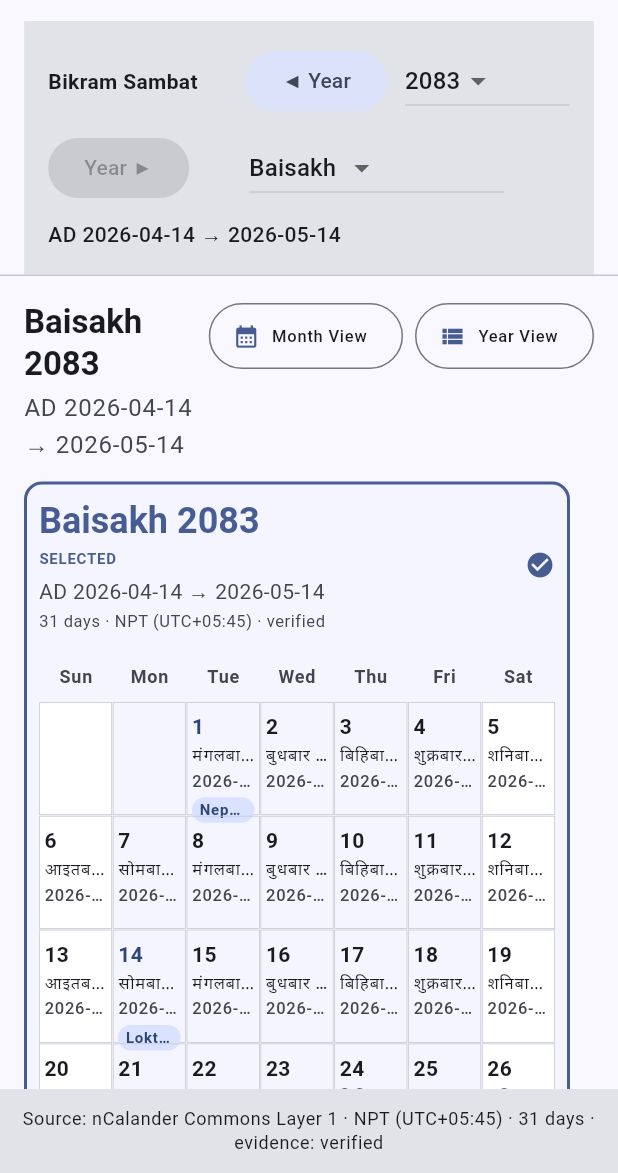
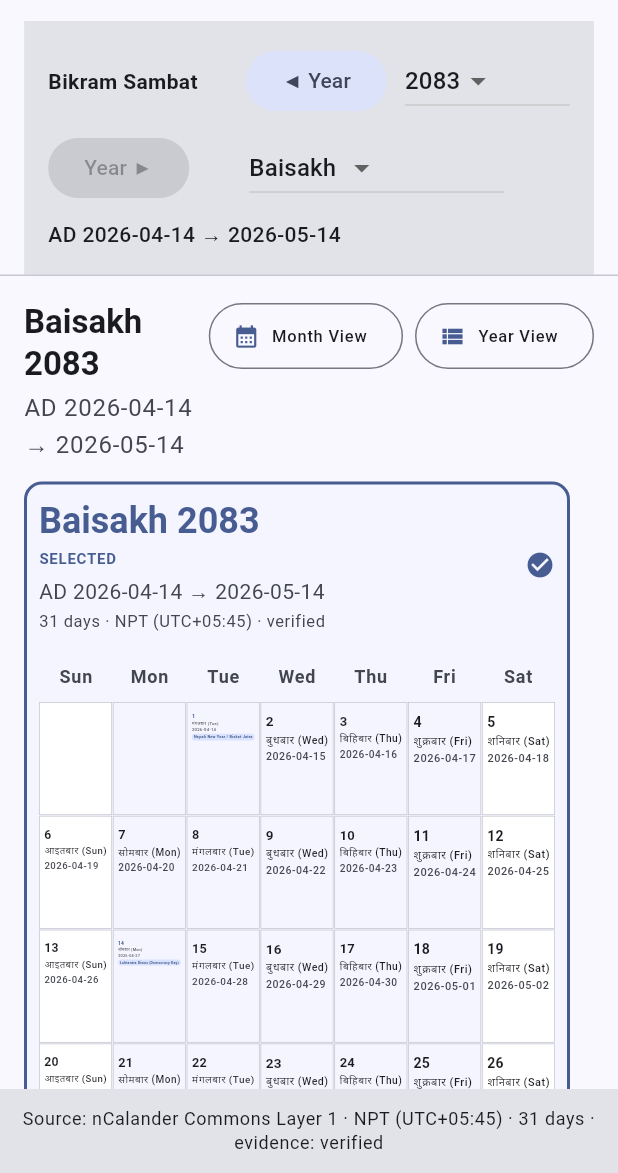
Before and after one commit to namunaONE/nCalendar, a Flutter app: the screen it shows after launch, on a phone screen of 412 x 824 dp, the part 63-1236 px from its top. Run offline on Flutter 3.47's test engine with Material 3 defaults, Android fonts, the phone set to English and light mode, and no system bars.

Commit message:
fix: day cells scale down instead of overflowing (11px RenderFlex overflow on festival cells)

```diff
--- a/lib/widgets/calendar_grid.dart
+++ b/lib/widgets/calendar_grid.dart
@@ -345,6 +345,9 @@ class _CalendarGridState extends State<CalendarGrid> {
           vertical: 6 * textScale,
           horizontal: 3 * textScale,
         ),
+        child: FittedBox(
+          fit: BoxFit.scaleDown,
+          alignment: Alignment.topLeft,
           child: Column(
             crossAxisAlignment: CrossAxisAlignment.start,
             mainAxisSize: MainAxisSize.min,
@@ -419,6 +422,7 @@ class _CalendarGridState extends State<CalendarGrid> {
                 ],
               ],
             ],
+          ),
         ),
       ),
     );
```
Lines whose indentation alone changed are shown as unchanged.
